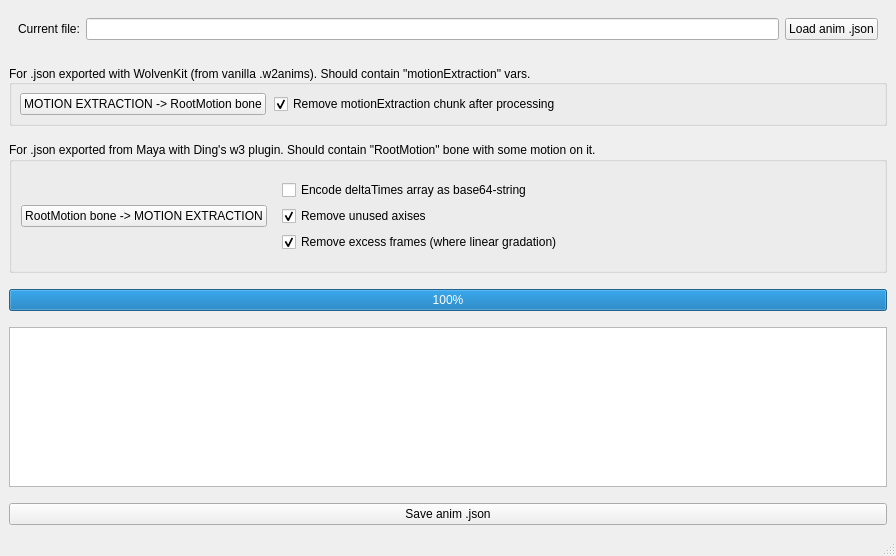
Qt form W3MayaAnimUtil/W3MayaAnimUtil.ui (nikich340/W3-Maya-AnimUtil) before a commit.
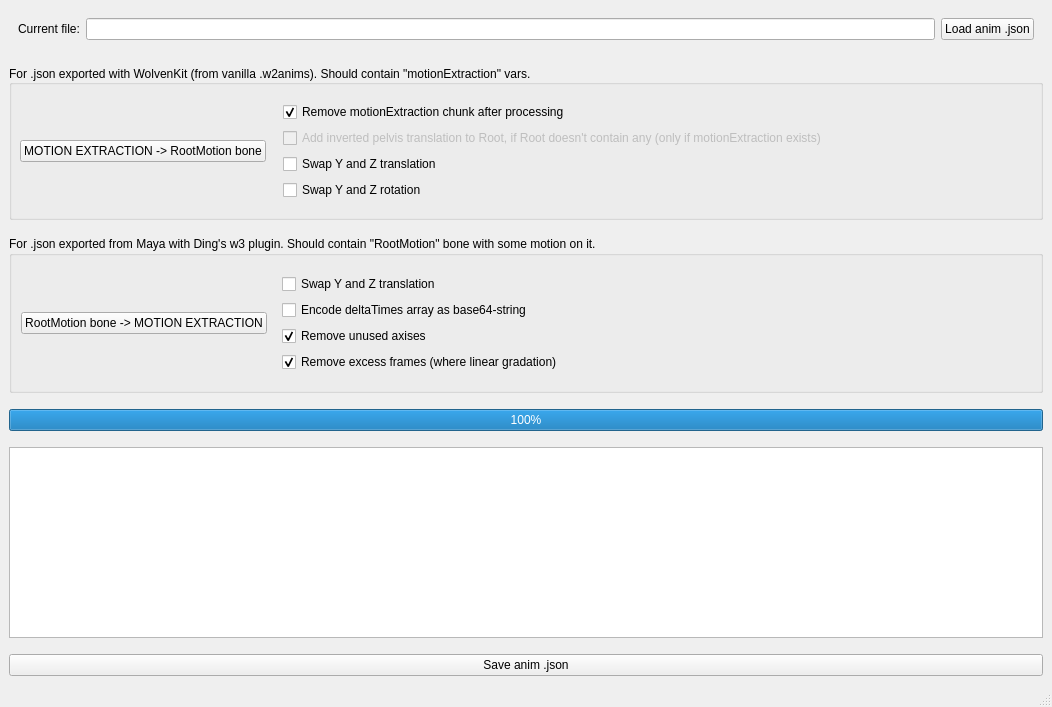
The same form after that commit.

What changed in the file:
```diff
--- a/W3MayaAnimUtil/W3MayaAnimUtil.ui
+++ b/W3MayaAnimUtil/W3MayaAnimUtil.ui
@@ -6,8 +6,8 @@
    <rect>
     <x>0</x>
     <y>0</y>
-    <width>896</width>
-    <height>556</height>
+    <width>1052</width>
+    <height>707</height>
    </rect>
   </property>
   <property name="font">
@@ -111,6 +111,9 @@
         </widget>
        </item>
        <item>
+        <widget class="QWidget" name="widget_3" native="true">
+         <layout class="QVBoxLayout" name="verticalLayout_3">
+          <item>
         <widget class="QCheckBox" name="checkRemoveMotionChunk">
          <property name="text">
           <string>Remove motionExtraction chunk after processing</string>
@@ -121,6 +124,39 @@
         </widget>
        </item>
        <item>
+           <widget class="QCheckBox" name="checkAddInverted">
+            <property name="enabled">
+             <bool>false</bool>
+            </property>
+            <property name="whatsThis">
+             <string>Some imported anims don't have inverted motion in Root, so it has &quot;doubled&quot; motion. This option should help.</string>
+            </property>
+            <property name="text">
+             <string>Add inverted pelvis translation to Root, if Root doesn't contain any (only if motionExtraction exists)</string>
+            </property>
+            <property name="checkable">
+             <bool>true</bool>
+            </property>
+           </widget>
+          </item>
+          <item>
+           <widget class="QCheckBox" name="checkSwapYZpos">
+            <property name="text">
+             <string>Swap Y and Z translation</string>
+            </property>
+           </widget>
+          </item>
+          <item>
+           <widget class="QCheckBox" name="checkSwapYZrot">
+            <property name="text">
+             <string>Swap Y and Z rotation</string>
+            </property>
+           </widget>
+          </item>
+         </layout>
+        </widget>
+       </item>
+       <item>
         <spacer name="horizontalSpacer">
          <property name="orientation">
           <enum>Qt::Horizontal</enum>
@@ -157,6 +193,13 @@
        <item>
         <widget class="QWidget" name="widget_2" native="true">
          <layout class="QVBoxLayout" name="verticalLayout_2">
+          <item>
+           <widget class="QCheckBox" name="checkSwapYZpos_2">
+            <property name="text">
+             <string>Swap Y and Z translation</string>
+            </property>
+           </widget>
+          </item>
           <item>
            <widget class="QCheckBox" name="checkBase64">
             <property name="text">
```
Left out of the diff: 2 changed lines with no effect on the pictures. Lines whose indentation alone changed are shown as unchanged.
